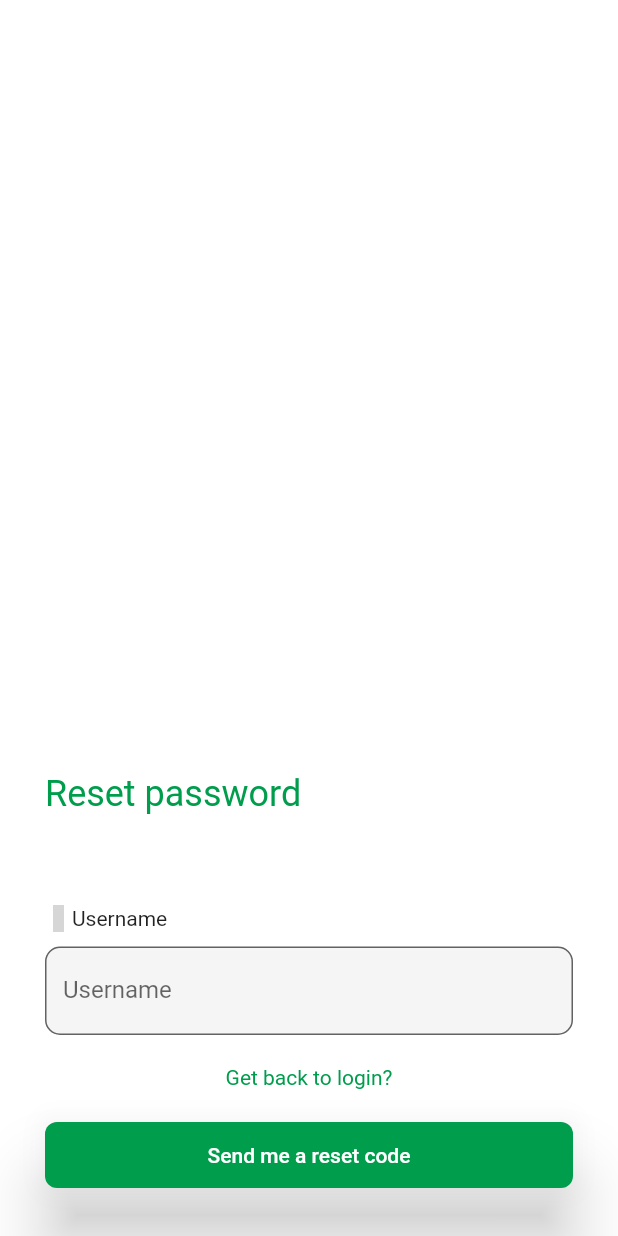
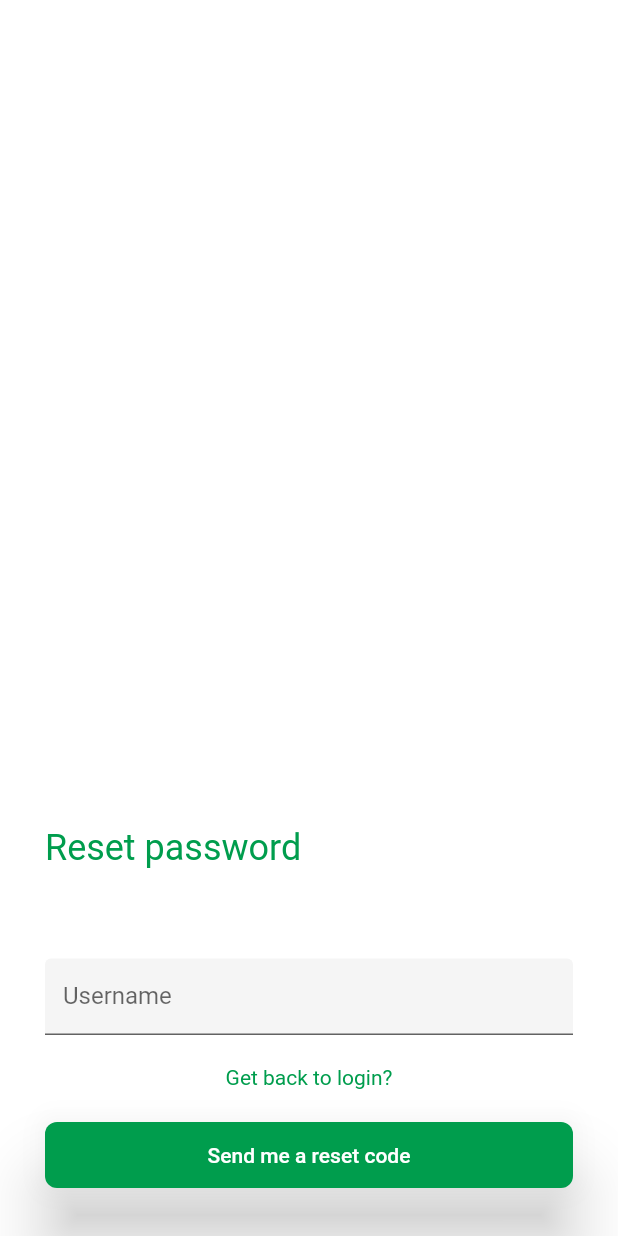
Before and after one commit to codeblocktz/Codeblock-Flutter-Getx-Starter, a Flutter app: the screen it shows after launch, after a tap on "Forgot Password?", on a phone screen of 412 x 824 dp. Run offline on Flutter 3.47's test engine with Material 2 defaults, Android fonts, the phone set to English and light mode, and no system bars; drawn by our look-alikes of flutter_form_builder; our stand-ins replace bottom_navy_bar, eva_icons_flutter, get, get_storage, graphql_flutter, hexcolor; missing offline and left inert: flag; grey boxes are pictures that could not be loaded.

Commit message:
👌 IMPROVE: simply Form

```diff
--- a/lib/pages/reset_password_page/forms/reset_password_form.dart
+++ b/lib/pages/reset_password_page/forms/reset_password_form.dart
@@ -16,31 +16,11 @@ class ResetPasswordForm extends GetWidget<ResetPasswordController> {
         child: Column(
           mainAxisAlignment: MainAxisAlignment.spaceBetween,
           children: [
-            Container(
-                child: Wrap(
-              children: [
-                Container(
-                  margin: EdgeInsets.only(bottom: 10),
-                  child: Row(
-                    children: [
-                      Icon(
-                        EvaIcons.personOutline,
-                        size: 18,
-                      ),
-                      Text('Username'),
-                    ],
-                  ),
-                ),
             FormBuilderTextField(
               name: 'username',
               decoration: InputDecoration(
-                    floatingLabelBehavior: FloatingLabelBehavior.never,
-                    border: OutlineInputBorder(
-                      borderRadius: BorderRadius.all(
-                        Radius.circular(10.0),
-                      ),
-                    ),
                 filled: true,
+                isDense: true,
                 labelText: 'Username',
               ),
               validator: FormBuilderValidators.compose([
@@ -48,8 +28,6 @@ class ResetPasswordForm extends GetWidget<ResetPasswordController> {
                 FormBuilderValidators.max(context, 70),
               ]),
             ),
-              ],
-            )),
             SizedBox(
               height: 20,
             ),
@@ -72,7 +50,7 @@ class ResetPasswordForm extends GetWidget<ResetPasswordController> {
             Container(
                 child: Row(children: <Widget>[
               Expanded(
-                child:BlockButton(
+                child: BlockButton(
                   buttonText: "Send me a reset code",
                   onPressed: () {
                     controller.formKey.currentState!.save();
--- a/lib/pages/signin_page/forms/signin_form.dart
+++ b/lib/pages/signin_page/forms/signin_form.dart
@@ -16,31 +16,15 @@ class SigninForm extends GetWidget<SigninController> {
         child: Column(
           mainAxisAlignment: MainAxisAlignment.spaceBetween,
           children: [
-            Container(
-                child: Wrap(
-              children: [
-                Container(
-                  margin: EdgeInsets.only(bottom: 10),
-                  child: Row(
-                    children: [
-                      Icon(
+            FormBuilderTextField(
+              name: 'username',
+              decoration: InputDecoration(
+                prefixIcon: Icon(
                   EvaIcons.personOutline,
                   size: 18,
                 ),
-                      Text('Username'),
-                    ],
-                  ),
-                ),
-                FormBuilderTextField(
-                  name: 'username',
-                  decoration: InputDecoration(
-                    floatingLabelBehavior: FloatingLabelBehavior.never,
-                    border: OutlineInputBorder(
-                      borderRadius: BorderRadius.all(
-                        Radius.circular(10.0),
-                      ),
-                    ),
                 filled: true,
+                isDense: true,
                 labelText: 'Username',
               ),
               validator: FormBuilderValidators.compose([
@@ -48,46 +32,25 @@ class SigninForm extends GetWidget<SigninController> {
                 FormBuilderValidators.max(context, 70),
               ]),
             ),
-              ],
-            )),
             SizedBox(
               height: 20,
-            ),
-            Container(
-              child: Wrap(
-                children: [
-                  Container(
-                    margin: EdgeInsets.only(bottom: 10),
-                    child: Row(
-                      children: [
-                        Icon(
-                          EvaIcons.lockOutline,
-                          size: 18,
-                        ),
-                        Text('Password'),
-                      ],
-                    ),
             ),
             FormBuilderTextField(
               obscureText: true,
               name: 'password',
               decoration: InputDecoration(
-                      floatingLabelBehavior: FloatingLabelBehavior.never,
-                      border: OutlineInputBorder(
-                        borderRadius: BorderRadius.all(
-                          Radius.circular(10.0),
-                        ),
+                prefixIcon: Icon(
+                  EvaIcons.lockOutline,
+                  size: 18,
                 ),
                 filled: true,
+                isDense: true,
                 labelText: 'Password',
               ),
               validator: FormBuilderValidators.compose([
                 FormBuilderValidators.required(context),
                 FormBuilderValidators.max(context, 70),
               ]),
-                  )
-                ],
-              ),
             ),
             SizedBox(
               height: 20,
```
Also changed, not shown: lib/pages/change_password_page/forms/change_password_form.dart (+0 -18 lines), lib/pages/signup_page/forms/signup_form.dart (+13 -68 lines). Lines whose indentation alone changed are shown as unchanged.
